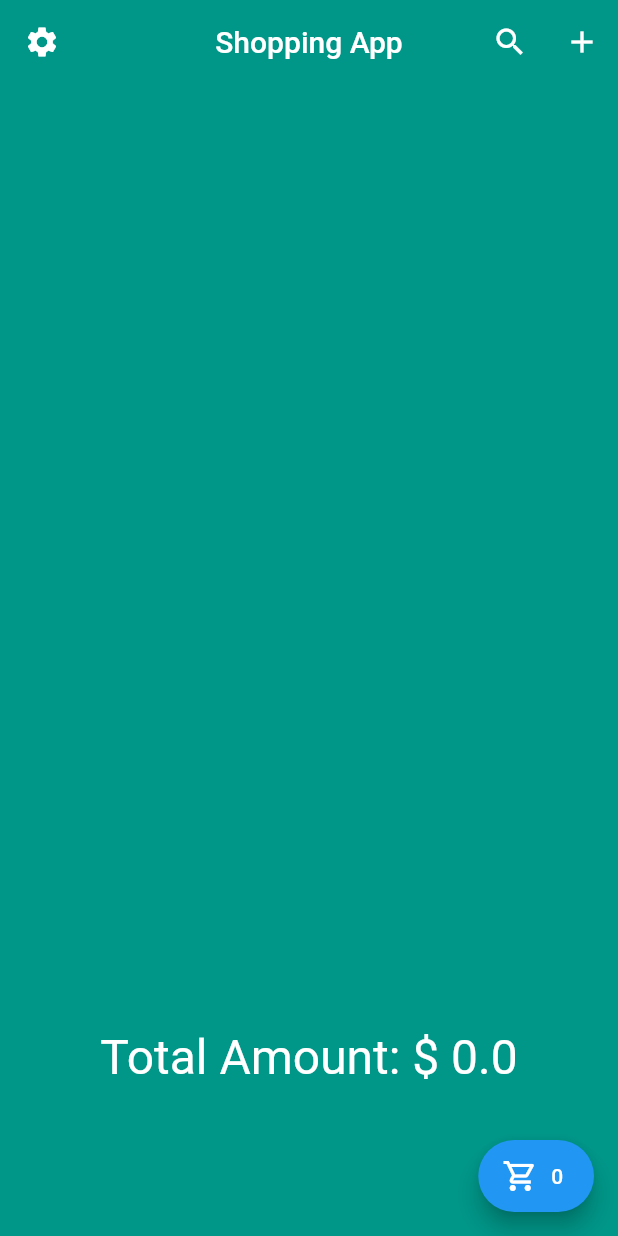
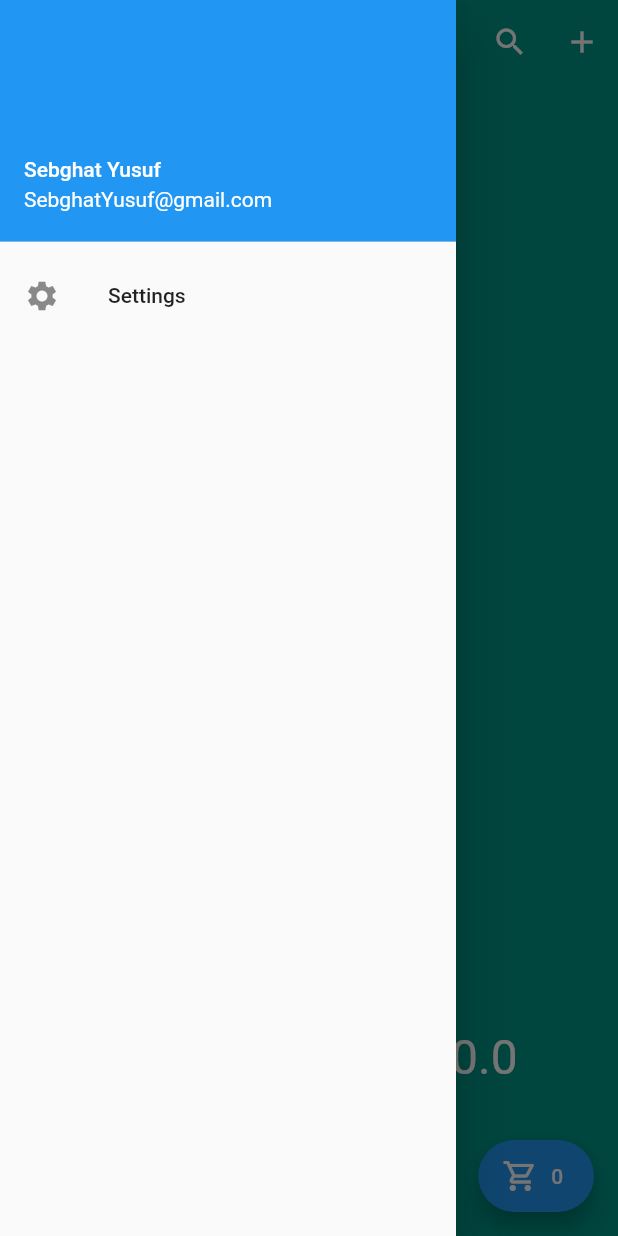
Before and after one commit to tomorrowbyte/getx-sqlite, a Flutter app: the screen it shows after launch, with the side drawer open (before the commit the screen has no drawer), on a phone screen of 412 x 824 dp. Run offline on Flutter 3.47's test engine with Material 2 defaults, Android fonts, the phone set to English and light mode, and no system bars; our stand-ins replace get, image_picker, photo_view, sqflite; accounts and stored records are empty.

Commit message:
add drawer

```diff
--- /dev/null
+++ b/lib/views/my_drawer.dart
@@ -0,0 +1,26 @@
+import 'package:flutter/material.dart';
+import 'package:get/get.dart';
+import 'package:getx_sqflite/views/settings.dart';
+
+class MyDrawer extends StatelessWidget {
+  @override
+  Widget build(BuildContext context) {
+    return Drawer(
+      child: ListView(
+        children: [
+          UserAccountsDrawerHeader(
+            accountName: Text("Sebghat Yusuf"),
+            accountEmail: Text("SebghatYusuf@gmail.com"),
+          ),
+          ListTile(
+            leading: Icon(Icons.settings),
+            title: Text("Settings"),
+            onTap: (){
+              Get.to(Settings());
+            },
+          )
+        ],
+      ),
+    );
+  }
+}
--- a/lib/views/product_list_screen.dart
+++ b/lib/views/product_list_screen.dart
@@ -4,27 +4,27 @@ import 'package:flutter/material.dart';
 import 'package:get/get.dart';
 import 'package:getx_sqflite/controllers/cart_controller.dart';
 import 'package:getx_sqflite/controllers/product_controller.dart';
-import 'package:getx_sqflite/utils/localization_service.dart';
+// import 'package:getx_sqflite/utils/localization_service.dart';
 import 'package:getx_sqflite/views/add_product_screen.dart';
 import 'package:getx_sqflite/views/cart_screen.dart';
-import 'package:getx_sqflite/views/settings.dart';
+import 'package:getx_sqflite/views/my_drawer.dart';
 
 class ProductListScreen extends StatelessWidget {
   @override
   Widget build(BuildContext context) {
-    var langController = Get.put(LocalizationService());
+    // var langController = Get.put(LocalizationService());
 
     final shoppingController = Get.put(ShoppingController());
     final cartController = Get.put(CartController());
     return SafeArea(
       child: Scaffold(
         appBar: AppBar(
-          leading: IconButton(
-            icon: Icon(Icons.settings),
-            onPressed: () {
-              Get.to(Settings());
-            },
-          ),
+          // leading: IconButton(
+          //   icon: Icon(Icons.settings),
+          //   onPressed: () {
+          //     Get.to(Settings());
+          //   },
+          // ),
           backgroundColor: Colors.transparent,
           elevation: 0,
           title: Obx(() => !shoppingController.showSearchField.value
@@ -62,6 +62,7 @@ class ProductListScreen extends StatelessWidget {
             )
           ],
         ),
+        drawer: MyDrawer(),
         backgroundColor: Colors.teal,
         body: Column(
           children: [
```
Also changed, not shown: lib/views/settings.dart (+20 -4 lines).
